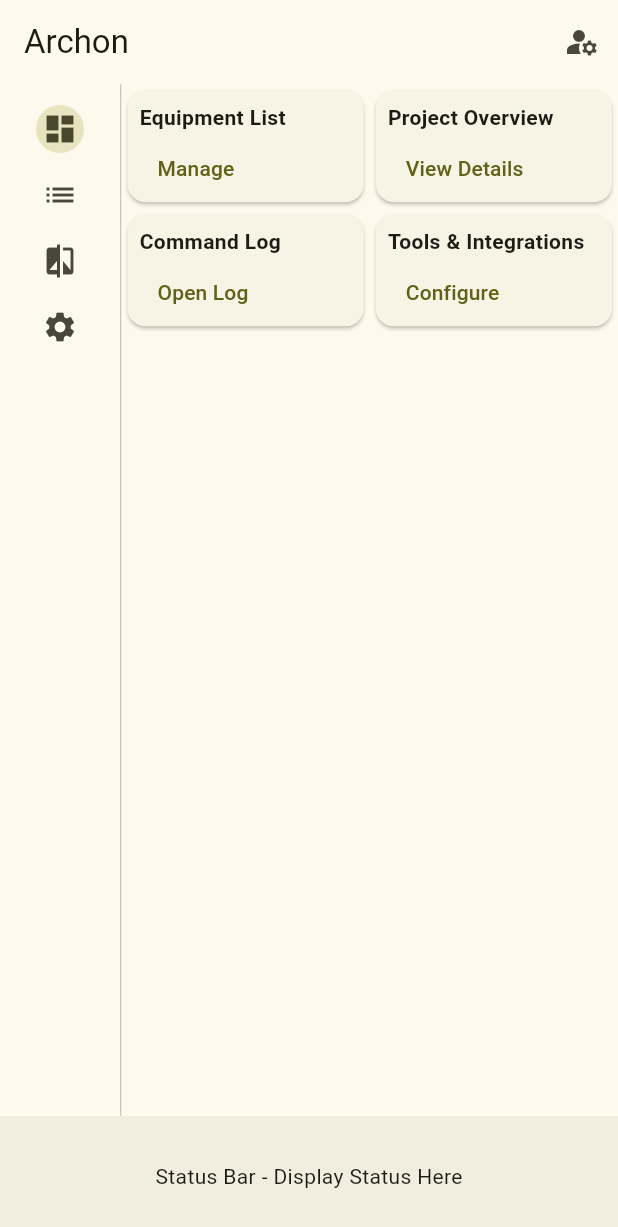
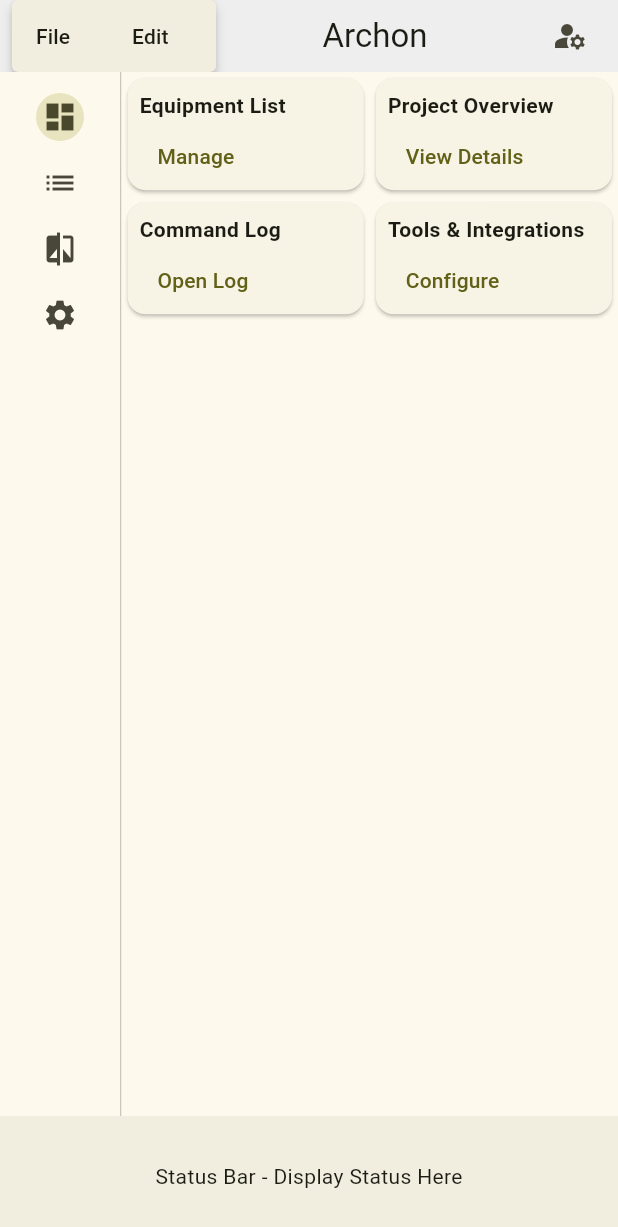
Before and after one commit to rgehrsitz/archon_flutter, a Flutter app: the screen it shows after launch, on a phone screen of 412 x 824 dp. Shown: the top 1227 px of the screen. Run offline on Flutter 3.47's test engine with Material 3 defaults, Android fonts, the phone set to English and light mode, and no system bars.

Commit message:
Refactor main.dart to include a custom menu bar and a bottom status bar

```diff
--- a/lib/main.dart
+++ b/lib/main.dart
@@ -43,17 +43,34 @@ class _MyHomePageState extends State<MyHomePage> {
   @override
   Widget build(BuildContext context) {
     return Scaffold(
-      appBar: AppBar(
-        title: const Text('Archon'),
-        actions: [
+      body: Column(
+        children: [
+          Container(
+            color:
+                Colors.grey[200], // Adjust the color to match your app's theme
+            padding: const EdgeInsets.symmetric(
+                horizontal: 8.0), // Add some padding if needed
+            child: Row(
+              children: [
+                const MyMenuBar(), // Your menu bar here
+                const Spacer(), // This will push the following widgets to either side of the Row
+                Text(
+                  'Archon',
+                  style: Theme.of(context).textTheme.titleLarge,
+                ),
+                const Spacer(), // Another spacer
                 IconButton(
                   icon: const Icon(Icons.manage_accounts),
                   tooltip: 'Accounts',
-            onPressed: () {},
-          )
+                  onPressed: () {
+                    // Your onPressed function here
+                  },
+                ),
               ],
-        // Add other app bar properties or actions
             ),
+          ),
+          Expanded(
+            child: Scaffold(
               body: Row(
                 children: [
                   NavigationRail(
@@ -98,6 +115,10 @@ class _MyHomePageState extends State<MyHomePage> {
                   ),
                 ),
               ),
+            ),
+          ),
+        ],
+      ),
     );
   }
 
```
Lines whose indentation alone changed are shown as unchanged.
